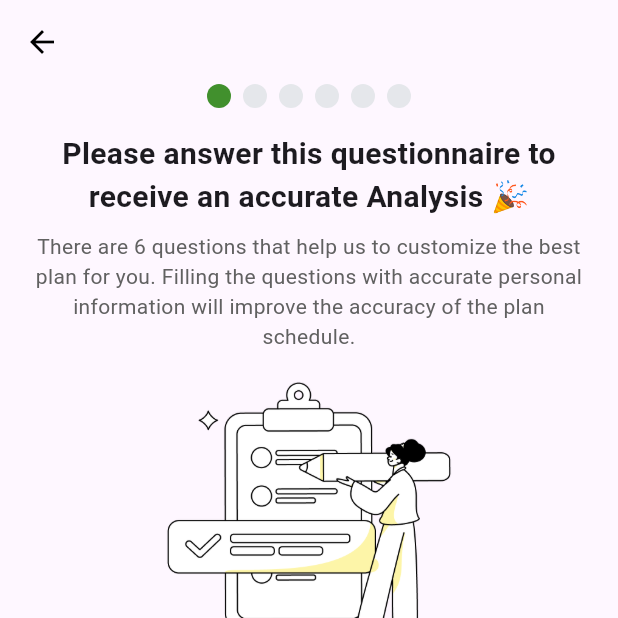
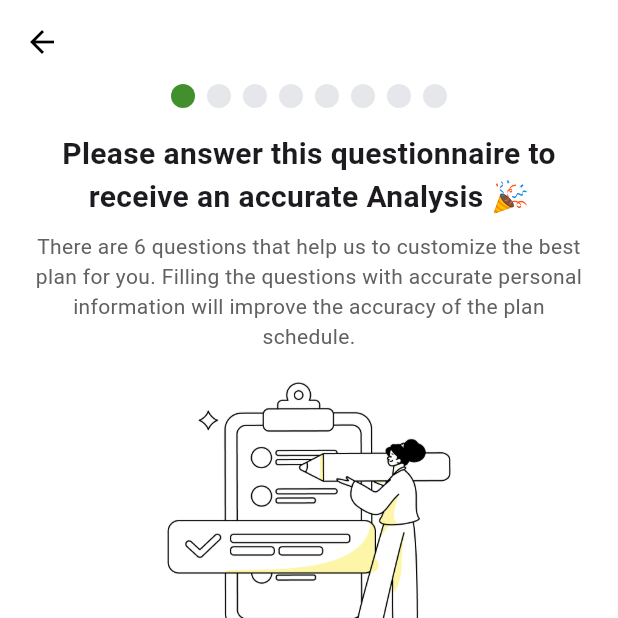
Before and after one commit to Perflection-AI/MobileApp, a Flutter app: the OnboardingPage screen opened by its route, on a phone screen of 412 x 824 dp, the top half of it. Run offline on Flutter 3.47's test engine with Material 3 defaults, Android fonts, the phone set to English and light mode, and no system bars.

Commit message:
Onboarding pages completed, Changing layout

```diff
--- a/swingie/lib/screens/onboarding_page.dart
+++ b/swingie/lib/screens/onboarding_page.dart
@@ -53,6 +53,24 @@ class _OnboardingPageState extends State<OnboardingPage> {
       'defaultValue': 60,
       'type': 'scroll_picker',
     },
+    {
+      'title': 'Do you play golf left or right handed? 🙌',
+      'description': 'Dexterity is used for auto swing capture guidance.',
+      'options': ['Left-handed', 'Right-handed'],
+      'showInput': false,
+    },
+    {
+      'title': 'What is your proficiency on playing golf? ⛳',
+      'description': 'This will help us personalize your coaching experience.',
+      'options': [
+        '1 - Fundamental Awareness',
+        '2 - Novice',
+        '3 - Intermediate',
+        '4 - Advanced',
+        '5 - Expert'
+      ],
+      'showInput': false,
+    },
   ];
 
   String selectedUnit = ''; // Current selected unit for height/weight
@@ -73,6 +91,7 @@ class _OnboardingPageState extends State<OnboardingPage> {
     final step = onboardingSteps[currentStep];
 
     return Scaffold(
+      backgroundColor: Colors.white, // Set the background to white
       appBar: AppBar(
         backgroundColor: Colors.transparent,
         elevation: 0,
@@ -110,6 +129,7 @@ class _OnboardingPageState extends State<OnboardingPage> {
               ),
             ),
           ),
+
           Expanded(
             child: Padding(
               padding: const EdgeInsets.all(16.0),
@@ -167,27 +187,37 @@ class _OnboardingPageState extends State<OnboardingPage> {
                           ),
                         )
                         .toList(),
-                  // Render Gender Options
+                  // Render Options (e.g., Gender, Left/Right-handed, Proficiency Levels)
                   if (step['options'] != null && step['options'].isNotEmpty)
-                    ...step['options']
-                        .map<Widget>(
-                          (option) => Padding(
+                    ...step['options'].map<Widget>((option) {
+                      return Padding(
                         padding: const EdgeInsets.symmetric(vertical: 8.0),
                         child: ElevatedButton(
-                              onPressed: () {},
-                              child: Text(option),
-                              style: ElevatedButton.styleFrom(
-                                backgroundColor: Colors.grey[100],
-                                foregroundColor: Colors.black,
-                                padding: const EdgeInsets.symmetric(vertical: 12),
-                                shape: RoundedRectangleBorder(
-                                  borderRadius: BorderRadius.circular(8),
+                          onPressed: () {
+                            // Handle selection logic here if needed
+                          },
+                          child: Text(option,
+                            style: TextStyle(
+                              fontSize: 16,
+                              fontWeight: FontWeight.bold,
+                              color: Colors.black,
                             ),
                           ),
+                          style: ElevatedButton.styleFrom(
+                            padding: EdgeInsets.symmetric(vertical: 13, horizontal: 25),
+                            backgroundColor: Colors.white,
+                            foregroundColor: Colors.black,
+                            shape: RoundedRectangleBorder(
+                              borderRadius: BorderRadius.circular(6),
+                              side: BorderSide(color: Color(0xFFD1D5DB)), // Gray-300 border
+                            ),
+                            elevation: 1,
+                            shadowColor: Colors.black.withOpacity(0.05), // Shadow effect
                           ),
                         ),
-                        )
-                        .toList(),
+                      );
+                    }).toList(),
+
                   // Render Age Picker
                   if (step['type'] == 'age_picker')
                     Container(
@@ -218,33 +248,60 @@ class _OnboardingPageState extends State<OnboardingPage> {
                     ),
                   // Render Height/Weight Picker
                   if (step['type'] == 'scroll_picker') ...[
-                    ToggleButtons(
-                      isSelected: [
-                        selectedUnit == step['unitOptions'][0],
-                        selectedUnit == step['unitOptions'][1],
-                      ],
-                      onPressed: (index) {
+                    Container(
+                      width: 328, // Fixed width for the picker
+                      padding: const EdgeInsets.all(2),
+                      decoration: BoxDecoration(
+                        borderRadius: BorderRadius.circular(8),
+                        color: Color(0xFFF3F4F6), // Background: #F3F4F6 (Gray 100)
+                      ),
+                      child: Row(
+                        children: step['unitOptions'].map<Widget>((unit) {
+                          final isSelected = selectedUnit == unit;
+                          return Expanded(
+                            child: GestureDetector(
+                              onTap: () {
                                 setState(() {
-                          selectedUnit = step['unitOptions'][index];
-                          selectedValue =
-                              selectedUnit == 'cm' ? 150 : (selectedUnit == 'kg' ? 60 : 60);
+                                  selectedUnit = unit;
+                                  selectedValue = unit == 'cm'
+                                      ? 150
+                                      : unit == 'inch'
+                                          ? 60
+                                          : unit == 'kg'
+                                              ? 60
+                                              : 120; // Dynamic default values
                                 });
                               },
-                      children: step['unitOptions']
-                          .map<Widget>(
-                            (unit) => Padding(
-                              padding: const EdgeInsets.symmetric(horizontal: 20.0),
+                              child: Container(
+                                alignment: Alignment.center,
+                                decoration: BoxDecoration(
+                                  color: isSelected ? Color(0xFF41902D) : Colors.transparent,
+                                  borderRadius: unit == step['unitOptions'][0]
+                                      ? BorderRadius.only(
+                                          topLeft: Radius.circular(8),
+                                          bottomLeft: Radius.circular(8),
+                                        )
+                                      : BorderRadius.only(
+                                          topRight: Radius.circular(8),
+                                          bottomRight: Radius.circular(8),
+                                        ),
+                                ),
+                                padding: const EdgeInsets.symmetric(vertical: 12),
                                 child: Text(
                                   unit,
                                   style: TextStyle(
+                                    color: isSelected ? Colors.white : Colors.black,
                                     fontSize: 16,
                                     fontWeight: FontWeight.bold,
                                   ),
                                 ),
                               ),
-                          )
-                          .toList(),
                             ),
+                          );
+                        }).toList(),
+                      ),
+                    ),
+
                     SizedBox(height: 16),
                     Container(
                       height: 150,
@@ -275,11 +332,12 @@ class _OnboardingPageState extends State<OnboardingPage> {
                               ),
                             );
                           },
-                          childCount: 100, // Display 100 options
+                          childCount: (selectedUnit == 'kg' ? 200 : 300), // Adjust limits here
                         ),
                       ),
                     ),
                   ],
+
                   Spacer(),
                   ElevatedButton(
                     onPressed: () {
```
Lines whose indentation alone changed are shown as unchanged.
